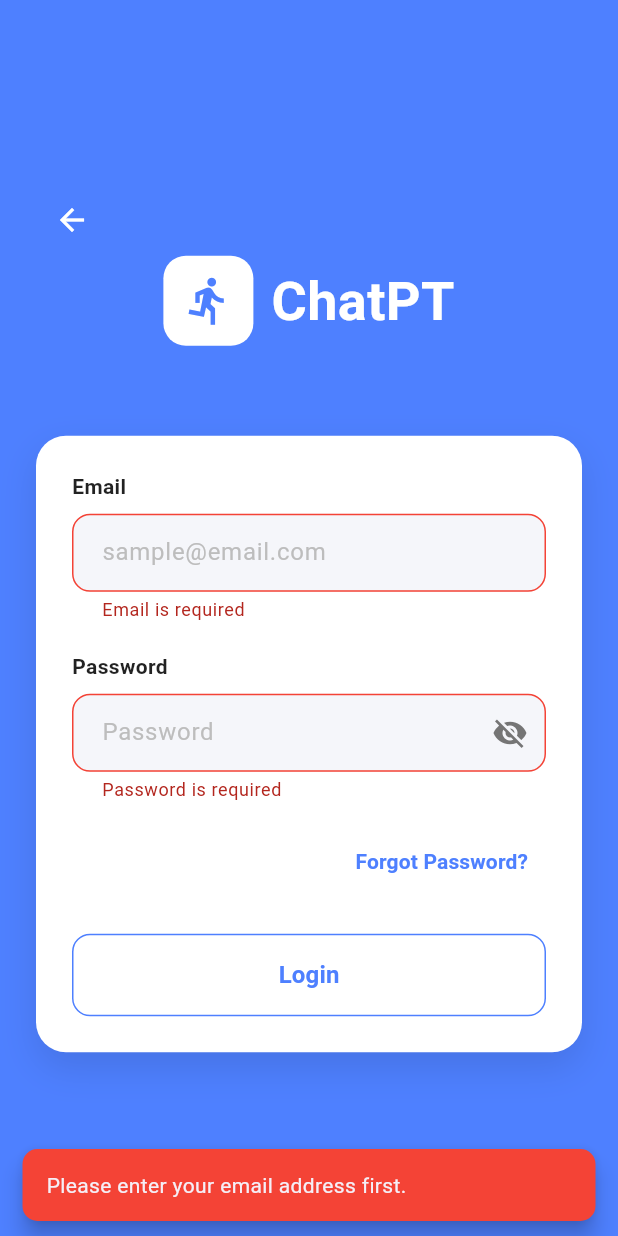
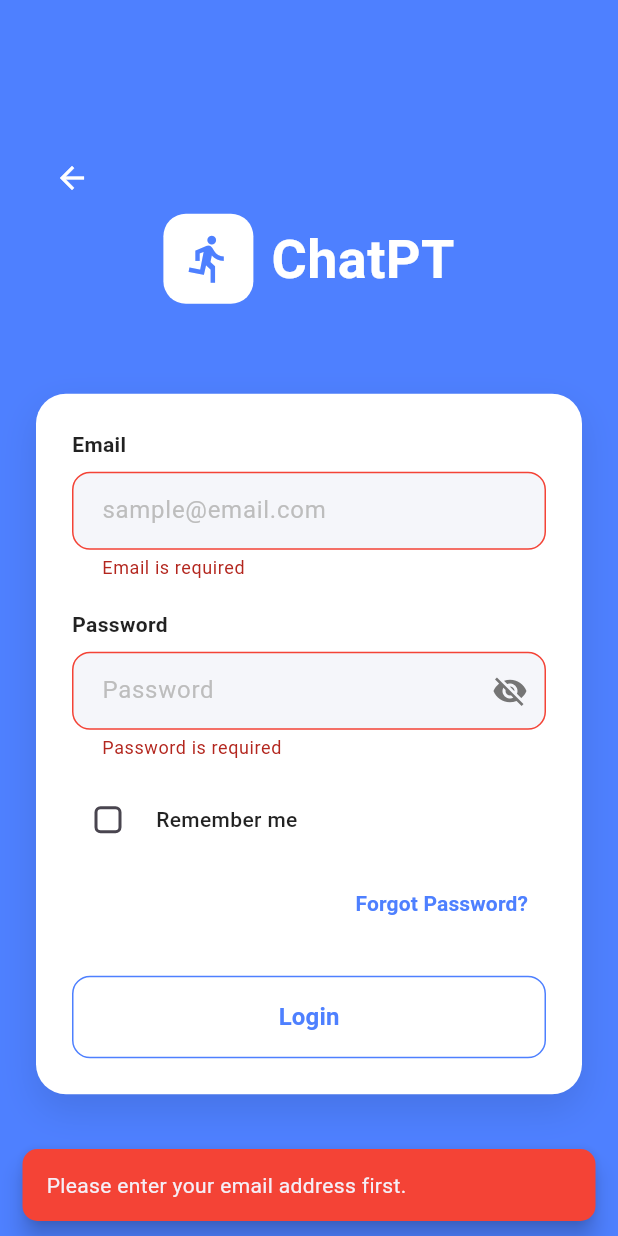
Before and after one commit to zo-beep/ChatPT, a Flutter app: the LoginScreen screen opened by its route, after a tap on "Login", after a tap on "Forgot Password?", on a phone screen of 412 x 824 dp. Run offline on Flutter 3.47's test engine with Material 3 defaults, Android fonts, the light colour scheme and no system bars; our stand-ins replace cloud_firestore, firebase_auth, firebase_core, flutter_markdown, google_generative_ai, shared_preferences and 2 more; accounts and stored records are empty; Roboto replaces fonts that are missing (SF Pro Display).

Commit message:
Remember me feature

```diff
--- a/lib/screens/login_screen.dart
+++ b/lib/screens/login_screen.dart
@@ -6,6 +6,7 @@ import 'package:demo_app/main.dart';
 import 'package:demo_app/services/user_service.dart';
 import 'package:cloud_firestore/cloud_firestore.dart';
 import 'package:demo_app/screens/doctor_dashboard_screen.dart';
+import 'package:shared_preferences/shared_preferences.dart';
 
 // LOGIN SCREEN
 class LoginScreen extends StatefulWidget {
@@ -24,6 +25,7 @@ class _LoginScreenState extends State<LoginScreen> {
   String? _passwordErrorText;
   bool _isLoading = false;
   bool _obscurePassword = true;
+  bool _rememberMe = false;
 
   String? _validateEmail(String? value) {
     if (value == null || value.isEmpty) {
@@ -80,6 +82,16 @@ class _LoginScreenState extends State<LoginScreen> {
       );
 
       if (credential.user != null) {
+        // Handle remember me functionality
+        if (_rememberMe) {
+          await UserService.saveRememberMeCredentials(
+            _emailController.text.trim(),
+            _passwordController.text.trim(),
+          );
+        } else {
+          await UserService.clearRememberMeCredentials();
+        }
+
         // Set user email in UserService
         await UserService.setUserEmail(_emailController.text.trim());
 
@@ -420,6 +432,33 @@ class _LoginScreenState extends State<LoginScreen> {
                             ),
                           ),
                           const SizedBox(height: 16),
+                          // Remember Me Checkbox
+                          Row(
+                            children: [
+                              Checkbox(
+                                value: _rememberMe,
+                                onChanged: _isLoading ? null : (value) {
+                                  setState(() {
+                                    _rememberMe = value ?? false;
+                                  });
+                                },
+                                activeColor: theme?.primaryColor ?? const Color(0xFF5B8EFF),
+                                shape: RoundedRectangleBorder(
+                                  borderRadius: BorderRadius.circular(4),
+                                ),
+                              ),
+                              const SizedBox(width: 8),
+                              Text(
+                                'Remember me',
+                                style: TextStyle(
+                                  fontSize: 14,
+                                  color: theme?.textColor ?? Colors.black87,
+                                  fontWeight: FontWeight.w500,
+                                ),
+                              ),
+                            ],
+                          ),
+                          const SizedBox(height: 8),
                           // Forgot Password Link
                           Align(
                             alignment: Alignment.centerRight,
@@ -496,6 +535,7 @@ class _LoginScreenState extends State<LoginScreen> {
   @override
   void initState() {
     super.initState();
+    _loadRememberedCredentials();
     _emailController.addListener(() {
       if (_emailErrorText != null) {
         setState(() {
@@ -511,4 +551,39 @@ class _LoginScreenState extends State<LoginScreen> {
       }
     });
   }
+
+  Future<void> _loadRememberedCredentials() async {
+    try {
+      // First try to load from SharedPreferences (fallback)
+      final prefs = await SharedPreferences.getInstance();
+      final rememberedEmail = prefs.getString('remembered_email');
+      final rememberedPassword = prefs.getString('remembered_password');
+      final rememberMeEnabled = prefs.getBool('remember_me') ?? false;
+
+      if (rememberMeEnabled && rememberedEmail != null && rememberedPassword != null) {
+        setState(() {
+          _emailController.text = rememberedEmail;
+          _passwordController.text = rememberedPassword;
+          _rememberMe = true;
+        });
+        print('Loaded remembered credentials from SharedPreferences');
+      } else {
+        // Try to load from Firestore if user is already authenticated
+        final isRememberMeEnabled = await UserService.isRememberMeEnabled();
+        if (isRememberMeEnabled) {
+          final credentials = await UserService.getRememberedCredentials();
+          if (credentials['email'] != null && credentials['password'] != null) {
+            setState(() {
+              _emailController.text = credentials['email']!;
+              _passwordController.text = credentials['password']!;
+              _rememberMe = true;
+            });
+            print('Loaded remembered credentials from Firestore');
+          }
+        }
+      }
+    } catch (e) {
+      print('Error loading remembered credentials: $e');
+    }
+  }
 }
```
Also changed, not shown: lib/services/user_service.dart (+134 -0 lines).
